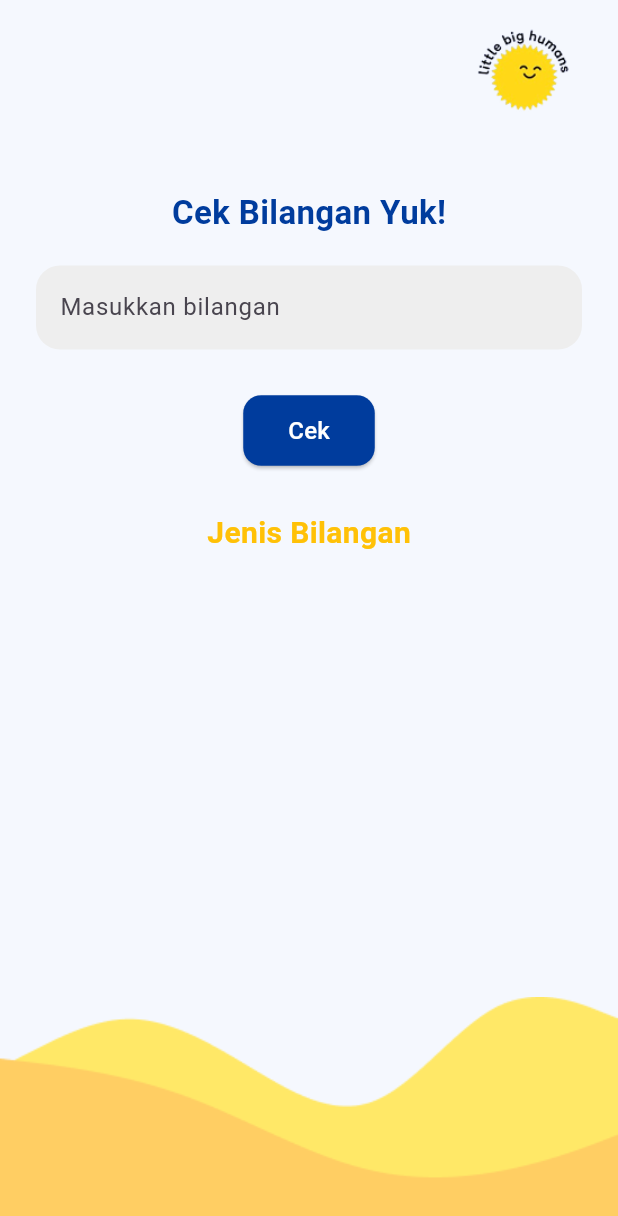
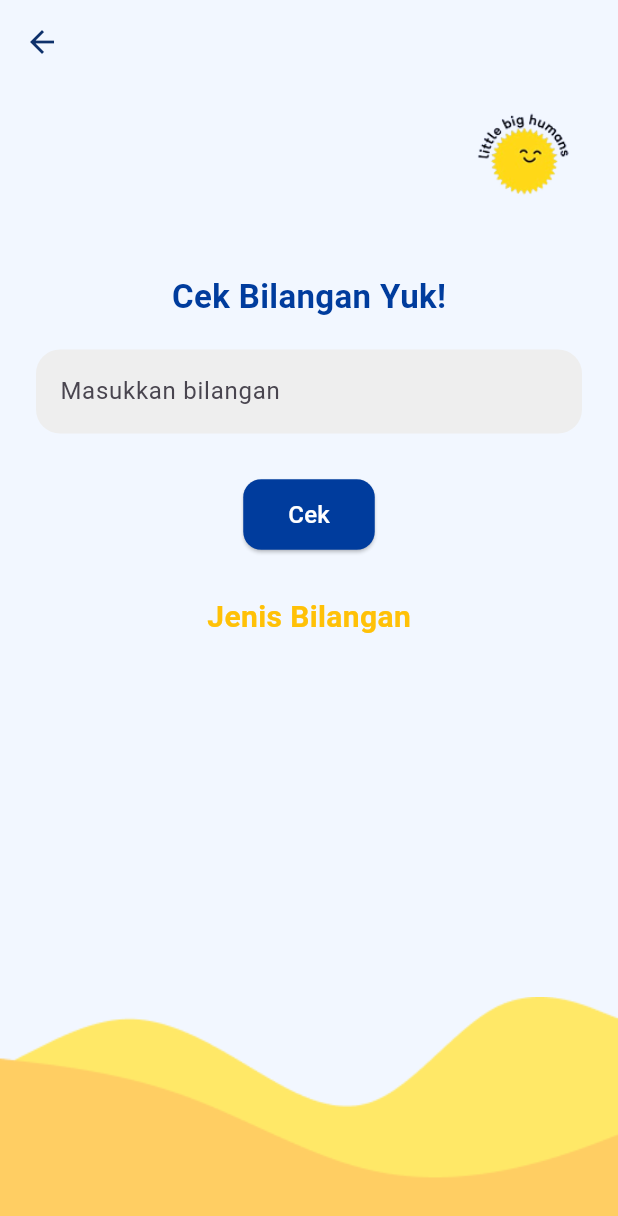
Before and after one commit to Ayazzzzzzz/Tugas3_TPM, a Flutter app: the CekBilangan screen opened directly, on a phone screen of 412 x 824 dp. Shown: the top 1216 px of the screen. Run offline on Flutter 3.47's test engine with Material 3 defaults, Android fonts, the phone set to English and light mode, and no system bars; our stand-ins replace geolocator, google_fonts, google_maps_flutter, shared_preferences; accounts and stored records are empty.

Commit message:
tombol back

```diff
--- a/lib/pages/cekbilangan.dart
+++ b/lib/pages/cekbilangan.dart
@@ -100,7 +100,15 @@ class _CekBilanganState extends State<CekBilangan> {
   @override
   Widget build(BuildContext context) {
     return Scaffold(
-      backgroundColor: const Color(0xFFF5F8FE),
+      backgroundColor: const Color.fromARGB(255, 242, 247, 255),
+      appBar: AppBar(
+        backgroundColor: const Color.fromARGB(255, 242, 247, 255),
+        elevation: 0,
+        leading: IconButton(
+          icon: Icon(Icons.arrow_back, color: Color.fromARGB(255, 14, 49, 107)),
+          onPressed: () => Navigator.pop(context),
+        ),
+      ),
       body: Stack(
         children: [
           // Gelombang kuning di bawah (background)
```
Also changed, not shown: lib/pages/konversi_waktu.dart (+8 -2 lines), lib/pages/lbs_tracking.dart (+9 -1 lines), lib/pages/rekomendasi_list.dart (+9 -1 lines), lib/pages/stopwatch.dart (+9 -1 lines).
